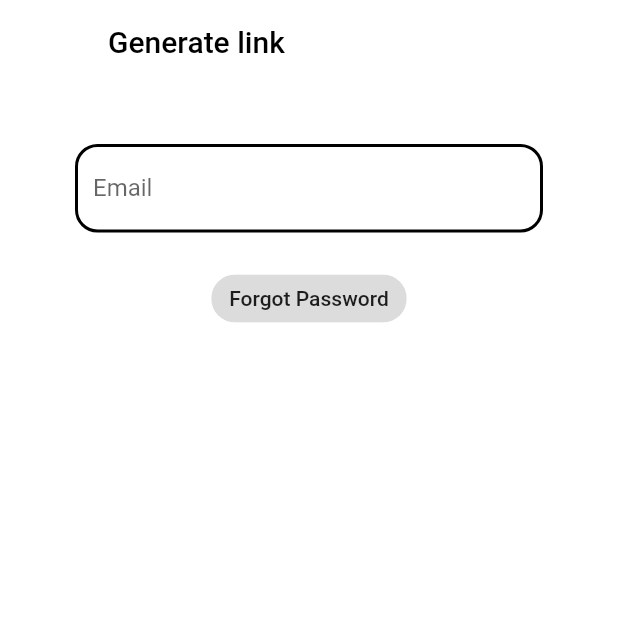
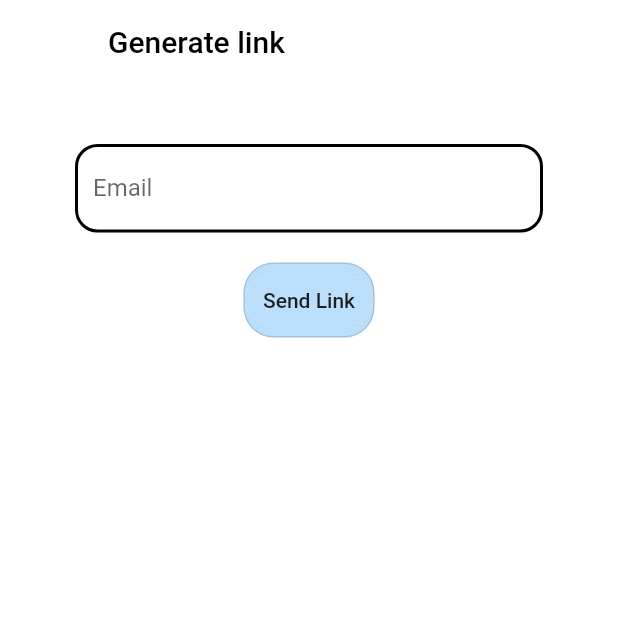
Before and after one commit to MrHYDRA-6469/SignIn, a Flutter app: the ForgotPasswordScreen screen opened directly, on a phone screen of 412 x 824 dp, the top half of it. Run offline on Flutter 3.47's test engine with Material 2 defaults, Android fonts, the phone set to English and light mode, and no system bars; our stand-ins replace cloud_firestore, firebase_auth, flutter_spinkit, google_sign_in; accounts and stored records are empty.

Commit message:
updated UI and Reset password working succesfully

```diff
--- a/lib/ui/forgotPassword.dart
+++ b/lib/ui/forgotPassword.dart
@@ -31,7 +31,8 @@ class _ForgotPasswordScreenState extends State<ForgotPasswordScreen> {
                 style: TextStyle(color: Colors.black),
               ),
             ),
-            body: Container(
+            body: SingleChildScrollView(
+              child: Container(
                 padding: EdgeInsets.symmetric(vertical: 20.0, horizontal: 50.0),
                 child: Form(
                   key: _formKey,
@@ -63,8 +64,14 @@ class _ForgotPasswordScreenState extends State<ForgotPasswordScreen> {
                     SizedBox(
                       height: 20,
                     ),
-                  ActionChip(
-                    label: Text('Forgot Password'),
+                    Container(
+                      decoration: BoxDecoration(
+                          borderRadius: BorderRadius.all(Radius.circular(20.0)),
+                          color: Colors.blue[100],
+                          border: Border.all(color: Colors.black12)),
+                      child: ActionChip(
+                        backgroundColor: Colors.blue[100],
+                        label: Text('Send Link'),
                         onPressed: () async {
                           if (_formKey.currentState.validate()) {
                             dynamic result =
@@ -79,6 +86,7 @@ class _ForgotPasswordScreenState extends State<ForgotPasswordScreen> {
                           }
                         },
                       ),
+                    ),
                     SizedBox(
                       height: 12,
                     ),
@@ -87,6 +95,7 @@ class _ForgotPasswordScreenState extends State<ForgotPasswordScreen> {
                     Text(error)
                   ]),
                 ),
+              ),
             ));
   }
 }
```
Also changed, not shown: lib/services/auth.dart (+9 -1 lines), lib/services/register.dart (+23 -9 lines), lib/services/signIn.dart (+30 -13 lines). Lines whose indentation alone changed are shown as unchanged.
